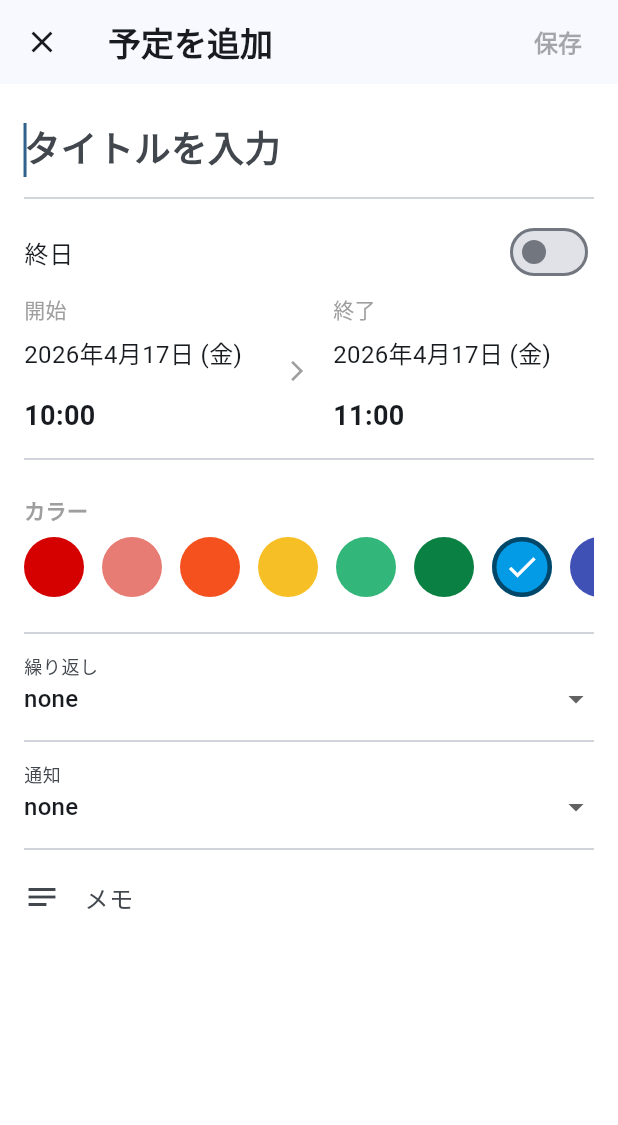
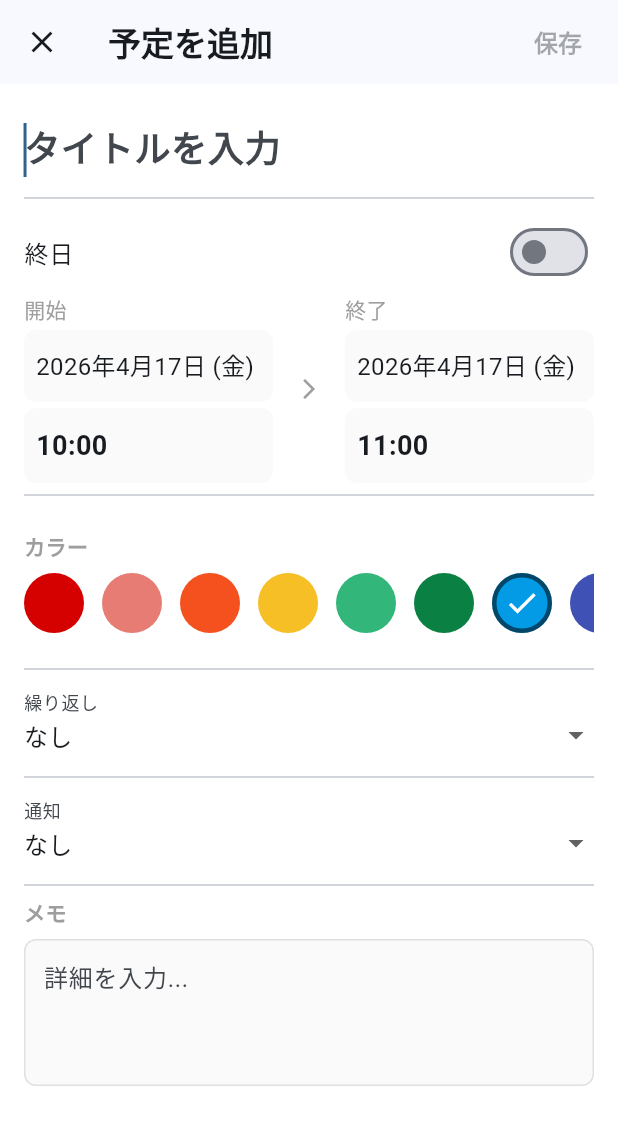
Before and after one commit to seadragoon/BirthDayCalendar, a Flutter app: the EventModal widget shown alone on an empty page, opened directly, on a phone screen of 412 x 824 dp. Shown: the top 1125 px of the screen. Run offline on Flutter 3.47's test engine with Material 3 defaults, Android fonts, the phone set to English and light mode, and no system bars; our stand-ins replace flutter_riverpod, sqflite, sqflite_common_ffi, sqflite_common_ffi_web; missing offline and left inert: holiday_jp; accounts and stored records are empty.

Commit message:
入力画面周り調整

```diff
--- a/lib/features/calendar/widgets/event_modal.dart
+++ b/lib/features/calendar/widgets/event_modal.dart
@@ -243,49 +243,89 @@ class _EventModalState extends ConsumerState<EventModal> {
               children: [
                 Expanded(
                   child: Column(
-                    crossAxisAlignment: CrossAxisAlignment.start,
+                    crossAxisAlignment: CrossAxisAlignment.stretch,
                     children: [
                       const Text('開始', style: TextStyle(color: Colors.grey)),
+                      const SizedBox(height: 4),
                       InkWell(
                         onTap: () => _pickDate(true),
-                        child: Padding(
-                          padding: const EdgeInsets.symmetric(vertical: 8),
-                          child: Text(dateFormat.format(_startDate), style: const TextStyle(fontSize: 16)),
+                        borderRadius: BorderRadius.circular(8),
+                        child: Container(
+                          padding: const EdgeInsets.symmetric(vertical: 12, horizontal: 8),
+                          decoration: BoxDecoration(
+                            color: Colors.grey.withValues(alpha: 0.05),
+                            borderRadius: BorderRadius.circular(8),
+                          ),
+                          child: Text(
+                            dateFormat.format(_startDate),
+                            style: const TextStyle(fontSize: 16)
+                          ),
                         ),
                       ),
-                      if (!_isAllDay)
+                      if (!_isAllDay) ...[
+                        const SizedBox(height: 4),
                         InkWell(
                           onTap: () => _pickTime(true),
-                          child: Padding(
-                            padding: const EdgeInsets.symmetric(vertical: 8),
-                            child: Text(timeFormat.format(_startDate), style: const TextStyle(fontSize: 18, fontWeight: FontWeight.w600)),
+                          borderRadius: BorderRadius.circular(8),
+                          child: Container(
+                            padding: const EdgeInsets.symmetric(vertical: 12, horizontal: 8),
+                            decoration: BoxDecoration(
+                              color: Colors.grey.withValues(alpha: 0.05),
+                              borderRadius: BorderRadius.circular(8),
+                            ),
+                            child: Text(
+                              timeFormat.format(_startDate),
+                              style: const TextStyle(fontSize: 18, fontWeight: FontWeight.w600)
+                            ),
                           ),
                         ),
+                      ],
                     ],
                   ),
                 ),
-                const Icon(Icons.arrow_forward_ios, size: 16, color: Colors.grey),
-                const SizedBox(width: 16),
+                const Padding(
+                  padding: EdgeInsets.symmetric(horizontal: 16.0),
+                  child: Icon(Icons.arrow_forward_ios, size: 16, color: Colors.grey),
+                ),
                 Expanded(
                   child: Column(
-                    crossAxisAlignment: CrossAxisAlignment.start,
+                    crossAxisAlignment: CrossAxisAlignment.stretch,
                     children: [
                       const Text('終了', style: TextStyle(color: Colors.grey)),
+                      const SizedBox(height: 4),
                       InkWell(
                         onTap: () => _pickDate(false),
-                        child: Padding(
-                          padding: const EdgeInsets.symmetric(vertical: 8),
-                          child: Text(dateFormat.format(_endDate), style: const TextStyle(fontSize: 16)),
+                        borderRadius: BorderRadius.circular(8),
+                        child: Container(
+                          padding: const EdgeInsets.symmetric(vertical: 12, horizontal: 8),
+                          decoration: BoxDecoration(
+                            color: Colors.grey.withValues(alpha: 0.05),
+                            borderRadius: BorderRadius.circular(8),
+                          ),
+                          child: Text(
+                            dateFormat.format(_endDate),
+                            style: const TextStyle(fontSize: 16)
+                          ),
                         ),
                       ),
-                      if (!_isAllDay)
+                      if (!_isAllDay) ...[
+                        const SizedBox(height: 4),
                         InkWell(
                           onTap: () => _pickTime(false),
-                          child: Padding(
-                            padding: const EdgeInsets.symmetric(vertical: 8),
-                            child: Text(timeFormat.format(_endDate), style: const TextStyle(fontSize: 18, fontWeight: FontWeight.w600)),
+                          borderRadius: BorderRadius.circular(8),
+                          child: Container(
+                            padding: const EdgeInsets.symmetric(vertical: 12, horizontal: 8),
+                            decoration: BoxDecoration(
+                              color: Colors.grey.withValues(alpha: 0.05),
+                              borderRadius: BorderRadius.circular(8),
+                            ),
+                            child: Text(
+                              timeFormat.format(_endDate),
+                              style: const TextStyle(fontSize: 18, fontWeight: FontWeight.w600)
+                            ),
                           ),
                         ),
+                      ],
                     ],
                   ),
                 ),
@@ -329,7 +369,8 @@ class _EventModalState extends ConsumerState<EventModal> {
                 child: DropdownButton<RecurrenceType>(
                   value: _recurrence,
                   isDense: true,
-                  items: RecurrenceType.values.map((e) => DropdownMenuItem(value: e, child: Text(e.name))).toList(),
+                  isExpanded: true,
+                  items: RecurrenceType.values.map((e) => DropdownMenuItem(value: e, child: Text(e.label))).toList(),
                   onChanged: (val) => setState(() => _recurrence = val!),
                 ),
               ),
@@ -341,7 +382,8 @@ class _EventModalState extends ConsumerState<EventModal> {
                 child: DropdownButton<NotificationType>(
                   value: _notification,
                   isDense: true,
-                  items: NotificationType.values.map((e) => DropdownMenuItem(value: e, child: Text(e.name))).toList(),
+                  isExpanded: true,
+                  items: NotificationType.values.map((e) => DropdownMenuItem(value: e, child: Text(e.label))).toList(),
                   onChanged: (val) => setState(() => _notification = val!),
                 ),
               ),
@@ -349,14 +391,24 @@ class _EventModalState extends ConsumerState<EventModal> {
             const Divider(),
 
             // メモ
-            TextField(
-              controller: _commentController,
-              decoration: const InputDecoration(
-                hintText: 'メモ',
-                border: InputBorder.none,
-                icon: Icon(Icons.notes),
+            const Text('メモ', style: TextStyle(fontWeight: FontWeight.bold, color: Colors.grey)),
+            const SizedBox(height: 8),
+            Container(
+              decoration: BoxDecoration(
+                color: Colors.grey.withValues(alpha: 0.05),
+                border: Border.all(color: Colors.grey.shade300),
+                borderRadius: BorderRadius.circular(8),
               ),
-              maxLines: null,
+              child: TextField(
+                controller: _commentController,
+                decoration: const InputDecoration(
+                  hintText: '詳細を入力...',
+                  border: InputBorder.none,
+                  contentPadding: EdgeInsets.all(12),
+                ),
+                maxLines: 5,
+                minLines: 3,
+              ),
             ),
             const SizedBox(height: 40),
           ],
--- a/lib/main.dart
+++ b/lib/main.dart
@@ -7,6 +7,8 @@ import 'package:flutter_riverpod/flutter_riverpod.dart';
 import 'package:intl/date_symbol_data_local.dart';
 import 'package:sqflite_common_ffi/sqflite_ffi.dart';
 import 'package:sqflite_common_ffi_web/sqflite_ffi_web.dart';
+
+import 'package:flutter_localizations/flutter_localizations.dart';
 
 import 'package:birthday_calendar/shared/providers/theme_provider.dart';
 import 'package:birthday_calendar/shared/widgets/app_shell.dart';
@@ -62,6 +64,14 @@ class BirthdayCalendarApp extends ConsumerWidget {
         scaffoldBackgroundColor: appTheme.backgroundColor,
         useMaterial3: true,
       ),
+      localizationsDelegates: const [
+        GlobalMaterialLocalizations.delegate,
+        GlobalWidgetsLocalizations.delegate,
+        GlobalCupertinoLocalizations.delegate,
+      ],
+      supportedLocales: const [
+        Locale('ja', 'JP'),
+      ],
       home: const AppShell(),
     );
   }
--- a/lib/shared/constants/recurrence_type.dart
+++ b/lib/shared/constants/recurrence_type.dart
@@ -6,7 +6,8 @@ enum RecurrenceType {
   daily('毎日'),
   weekly('毎週'),
   monthly('毎月'),
-  yearly('毎年');
+  yearly('毎年'),
+  weekday('平日');
 
   const RecurrenceType(this.label);
 
--- a/lib/shared/widgets/custom_fab.dart
+++ b/lib/shared/widgets/custom_fab.dart
@@ -22,7 +22,7 @@ class CustomFab extends ConsumerWidget {
           // イベント追加モーダルを開く
           Navigator.of(context).push(
             MaterialPageRoute(
-              builder: (_) => const EventModal(),
+              builder: (_) => EventModal(initialDate: ref.read(selectedDateProvider)),
               fullscreenDialog: true,
             ),
           );
--- a/pubspec.yaml
+++ b/pubspec.yaml
@@ -30,6 +30,8 @@ environment:
 dependencies:
   flutter:
     sdk: flutter
+  flutter_localizations:
+    sdk: flutter
 
   # The following adds the Cupertino Icons font to your application.
   # Use with the CupertinoIcons class for iOS style icons.
@@ -42,7 +44,7 @@ dependencies:
   calendar_view: ^1.2.0
 
   # Date formatting & localization
-  intl: ^0.19.0
+  intl: ^0.20.2
 
   # Local database
   sqflite: ^2.4.1
```
Also changed, not shown: pubspec.lock.
